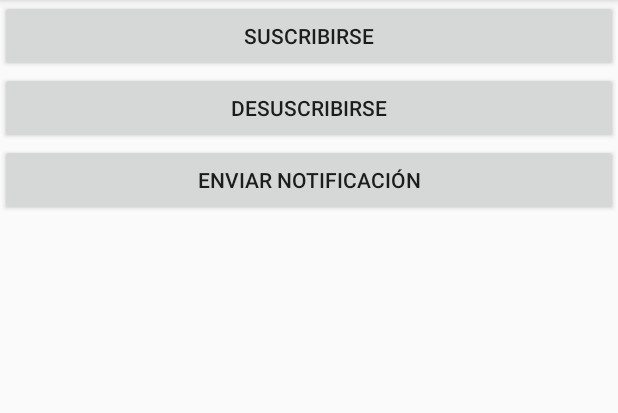
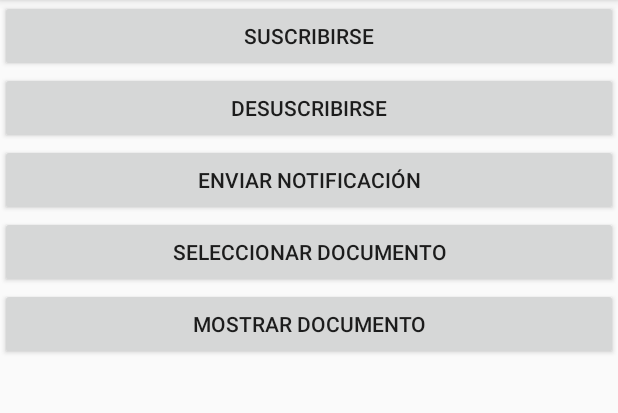
Before and after one commit to CiroRiquelme/RiquelmitoJobs, an Android app: the MenuNotificacionesActivity screen opened directly, with no data from a screen before it, on a phone screen of 412 x 824 dp, the part 84-497 px from its top. Run offline under Robolectric (Android 15) with nearby library versions, the phone set to English and light mode, and no system bars; our stand-ins replace Firebase (no records; nobody signed in at launch, a user with empty details on screens opened directly).

Commit message:
Subir y bajar pdf de cv

```diff
--- a/app/build.gradle
+++ b/app/build.gradle
@@ -38,4 +38,5 @@ dependencies {
     implementation 'androidx.recyclerview:recyclerview:1.1.0'
     implementation 'com.google.firebase:firebase-analytics:17.2.0'
     implementation 'com.google.firebase:firebase-database:19.2.0'
+    implementation 'com.google.firebase:firebase-storage:18.0.0'
 }
--- a/app/src/main/res/layout/activity_menu_notificaciones.xml
+++ b/app/src/main/res/layout/activity_menu_notificaciones.xml
@@ -30,4 +30,21 @@
         android:layout_weight="1"
         android:onClick="botonEnviarNotificacion"
         android:text="Enviar notificación" />
+
+
+    <Button
+        android:id="@+id/button18"
+        android:layout_width="match_parent"
+        android:layout_height="wrap_content"
+        android:layout_weight="1"
+        android:onClick="botonSeleccionarDocumento"
+        android:text="Seleccionar documento" />
+
+    <Button
+        android:id="@+id/button19"
+        android:layout_width="match_parent"
+        android:layout_height="wrap_content"
+        android:layout_weight="1"
+        android:onClick="botonMostrarDocumento"
+        android:text="Mostrar documento" />
 </LinearLayout>
```
Also changed, not shown: app/src/main/java/utn/aplicaciones/riquelmito/MenuNotificacionesActivity.java (+88 -0 lines), 1 other file.
